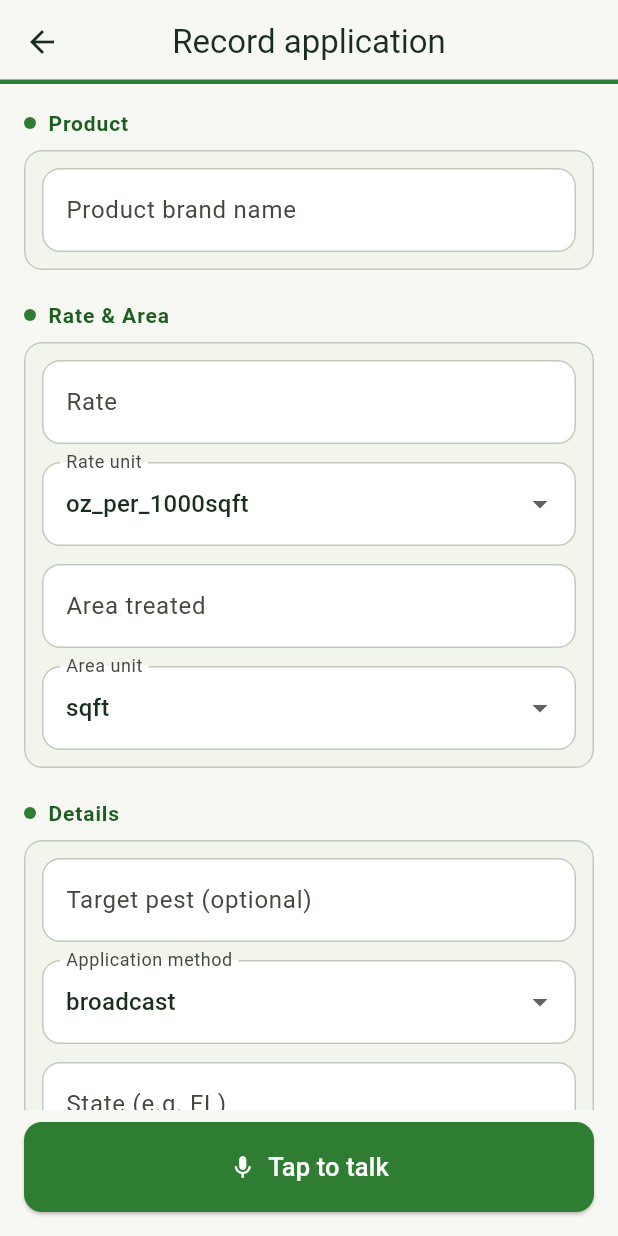
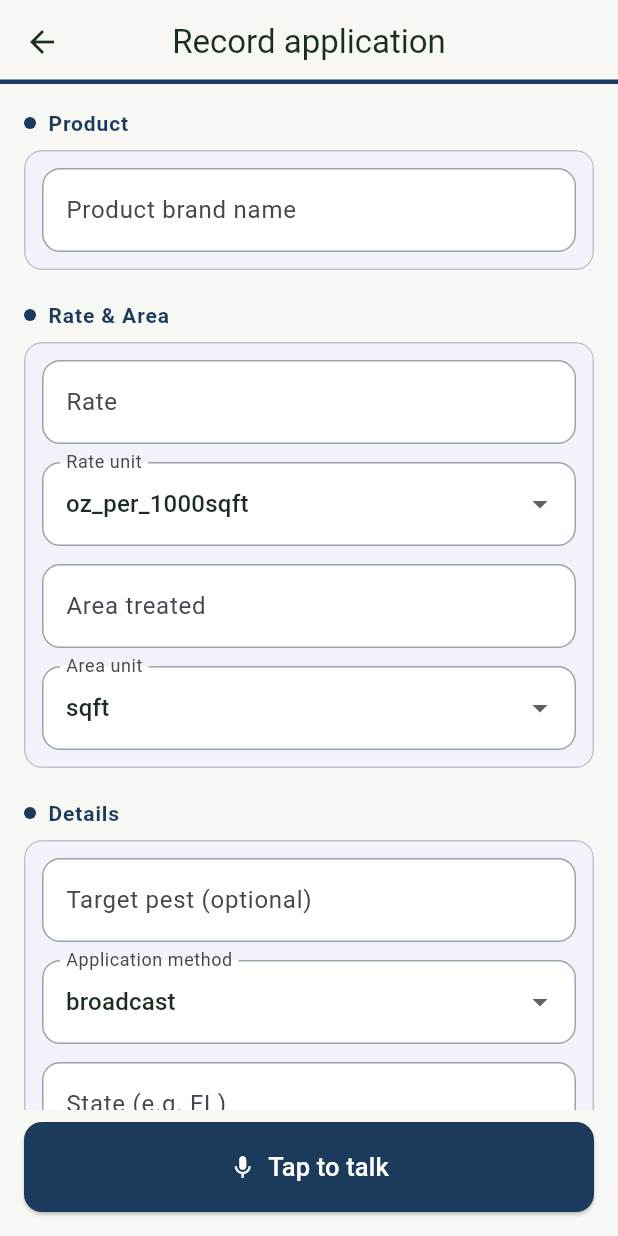
Before and after one commit to hankerino/spraylog, a Flutter app: the screen it shows once a user with an empty profile is signed in, after a tap on "Record application", on a phone screen of 412 x 824 dp. Run offline on Flutter 3.47's test engine with Material 3 defaults, Android fonts, the phone set to English and light mode, and no system bars; our stand-ins replace connectivity_plus, drift, flutter_riverpod, geolocator, go_router, image_picker and 2 more; accounts and stored records are empty; generated files the repository leaves out were written again; statements that could not run were skipped.

Commit message:
Restyle: navy/gray replaces remaining green (user-directed)
- brandNavy/brandNavyDeep/brandLine tokens; turf constants deprecated
- primary navy everywhere: buttons, appbar underline, section dots,
  resolved check, focused borders; card+outlined borders in brandLine gray

```diff
--- a/app/lib/core/theme/spraylog_theme.dart
+++ b/app/lib/core/theme/spraylog_theme.dart
@@ -1,14 +1,25 @@
 import 'package:flutter/material.dart';
 
-/// SprayLog brand theme. Light is the default; dark is a green-charcoal
+/// SprayLog brand theme. Light is the default; dark is a navy-charcoal
 /// variant kept in sync through the shared [_build] component wiring.
 class SpraylogTheme {
   const SpraylogTheme._();
 
-  /// Primary turf green.
+  /// Primary navy blue.
+  static const brandNavy = Color(0xFF1B3A5C);
+
+  /// Deep navy — gradient stops, emphasis.
+  static const brandNavyDeep = Color(0xFF0B1F33);
+
+  /// Neutral gray for lines/borders.
+  static const brandLine = Color(0xFF9AA3AD);
+
+  /// Legacy turf greens — kept for history only, do not use in the UI.
+  @Deprecated('use brandNavy')
   static const brandTurf = Color(0xFF2E7D32);
 
-  /// Deep turf green — section headers, emphasis.
+  /// Legacy turf green — kept for history only, do not use in the UI.
+  @Deprecated('use brandNavyDeep')
   static const brandTurfDark = Color(0xFF1B5E20);
 
   /// Near-black green — primary text.
@@ -24,10 +35,10 @@ class SpraylogTheme {
   static const brandSkyDeep = Color(0xFF039BE5);
 
   static ThemeData get light {
-    final scheme = ColorScheme.fromSeed(seedColor: brandTurf).copyWith(
-      primary: brandTurf,
+    final scheme = ColorScheme.fromSeed(seedColor: brandNavy).copyWith(
+      primary: brandNavy,
       onPrimary: Colors.white,
-      primaryContainer: const Color(0xFFDCEBD8),
+      primaryContainer: const Color(0xFFDDE4EB),
       onPrimaryContainer: brandInk,
       secondary: brandInk,
       surface: brandMist,
@@ -38,13 +49,13 @@ class SpraylogTheme {
 
   static ThemeData get dark {
     final scheme = ColorScheme.fromSeed(
-      seedColor: brandTurf,
+      seedColor: brandNavy,
       brightness: Brightness.dark,
     ).copyWith(
-      primary: brandTurf,
+      primary: brandNavy,
       onPrimary: Colors.white,
-      primaryContainer: const Color(0xFF1E3D24),
-      onPrimaryContainer: const Color(0xFFDCEBD8),
+      primaryContainer: const Color(0xFF16324F),
+      onPrimaryContainer: const Color(0xFFDDE4EB),
       secondary: const Color(0xFFB9CDBB),
       surface: const Color(0xFF141A15),
       onSurface: const Color(0xFFE8EDE6),
@@ -68,7 +79,7 @@ class SpraylogTheme {
         elevation: 0,
         scrolledUnderElevation: 1,
         shape: const Border(
-          bottom: BorderSide(color: brandTurf, width: 3),
+          bottom: BorderSide(color: brandNavy, width: 3),
         ),
       ),
       cardTheme: CardThemeData(
@@ -76,7 +87,7 @@ class SpraylogTheme {
         clipBehavior: Clip.antiAlias,
         shape: RoundedRectangleBorder(
           borderRadius: rounded12,
-          side: BorderSide(color: scheme.outlineVariant),
+          side: BorderSide(color: brandLine.withValues(alpha: 0.6)),
         ),
       ),
       inputDecorationTheme: InputDecorationTheme(
@@ -84,15 +95,22 @@ class SpraylogTheme {
         fillColor: inputFill,
         border: OutlineInputBorder(
           borderRadius: rounded12,
-          borderSide: BorderSide(color: scheme.outlineVariant),
+          borderSide: const BorderSide(color: brandLine),
         ),
         enabledBorder: OutlineInputBorder(
           borderRadius: rounded12,
-          borderSide: BorderSide(color: scheme.outlineVariant),
+          borderSide: const BorderSide(color: brandLine),
         ),
         focusedBorder: OutlineInputBorder(
           borderRadius: rounded12,
           borderSide: BorderSide(color: scheme.primary, width: 2),
+        ),
+      ),
+      outlinedButtonTheme: OutlinedButtonThemeData(
+        style: OutlinedButton.styleFrom(
+          foregroundColor: scheme.primary,
+          side: const BorderSide(color: brandLine),
+          shape: RoundedRectangleBorder(borderRadius: rounded12),
         ),
       ),
       filledButtonTheme: FilledButtonThemeData(
--- a/app/lib/core/widgets/section_header.dart
+++ b/app/lib/core/widgets/section_header.dart
@@ -10,7 +10,6 @@ class SectionHeader extends StatelessWidget {
 
   @override
   Widget build(BuildContext context) {
-    final dark = Theme.of(context).brightness == Brightness.dark;
     return Padding(
       padding: const EdgeInsets.only(bottom: 8),
       child: Row(
@@ -19,7 +18,7 @@ class SectionHeader extends StatelessWidget {
             width: 8,
             height: 8,
             decoration: const BoxDecoration(
-              color: SpraylogTheme.brandTurf,
+              color: SpraylogTheme.brandNavy,
               shape: BoxShape.circle,
             ),
           ),
@@ -27,8 +26,7 @@ class SectionHeader extends StatelessWidget {
           Text(
             title,
             style: Theme.of(context).textTheme.labelLarge?.copyWith(
-                  color:
-                      dark ? SpraylogTheme.brandTurf : SpraylogTheme.brandTurfDark,
+                  color: SpraylogTheme.brandNavy,
                   fontWeight: FontWeight.w700,
                   letterSpacing: 0.6,
                 ),
--- a/app/lib/features/history/sync_status_chip.dart
+++ b/app/lib/features/history/sync_status_chip.dart
@@ -2,7 +2,7 @@ import 'package:flutter/material.dart';
 
 import '../../core/theme/spraylog_theme.dart';
 
-/// Colored sync-state chip: synced = turf, pending = amber, unsigned =
+/// Colored sync-state chip: synced = sky, pending = amber, unsigned =
 /// error tint. Used by the history list and the record detail screen.
 class SyncStatusChip extends StatelessWidget {
   const SyncStatusChip({
--- a/app/lib/features/home/home_screen.dart
+++ b/app/lib/features/home/home_screen.dart
@@ -184,7 +184,7 @@ class _StatCard extends StatelessWidget {
       ),
       child: Column(
         children: [
-          Icon(icon, color: SpraylogTheme.brandTurf),
+          Icon(icon, color: SpraylogTheme.brandNavy),
           const SizedBox(height: 8),
           Text(
             value,
--- a/app/lib/features/record/confirm_screen.dart
+++ b/app/lib/features/record/confirm_screen.dart
@@ -730,7 +730,7 @@ class _ConfirmScreenState extends ConsumerState<ConfirmScreen> {
                     const Icon(
                       Icons.check_circle,
                       size: 18,
-                      color: SpraylogTheme.brandTurf,
+                      color: SpraylogTheme.brandNavy,
                     ),
                     const SizedBox(width: 6),
                     Expanded(
@@ -738,7 +738,7 @@ class _ConfirmScreenState extends ConsumerState<ConfirmScreen> {
                         'Resolved: ${_draft.brandName} · EPA ${_draft.epaRegNo}'
                         '${_draft.signalWord != null ? ' · ${_draft.signalWord}' : ''}',
                         style: const TextStyle(
-                          color: SpraylogTheme.brandTurfDark,
+                          color: SpraylogTheme.brandNavy,
                           fontSize: 13,
                         ),
                       ),
@@ -944,8 +944,8 @@ class _ConfirmScreenState extends ConsumerState<ConfirmScreen> {
                     begin: Alignment.topCenter,
                     end: Alignment.bottomCenter,
                     colors: [
-                      SpraylogTheme.brandTurf,
-                      SpraylogTheme.brandTurfDark,
+                      SpraylogTheme.brandNavy,
+                      SpraylogTheme.brandNavyDeep,
                     ],
                   ),
                   borderRadius: BorderRadius.circular(12),
```
